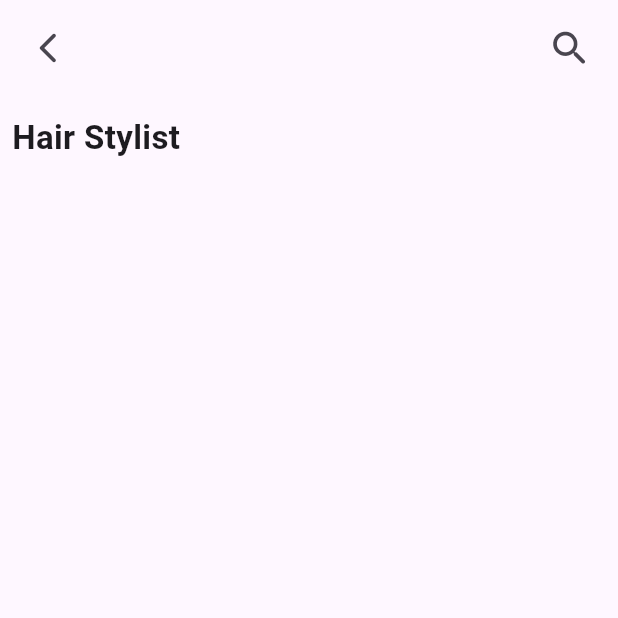
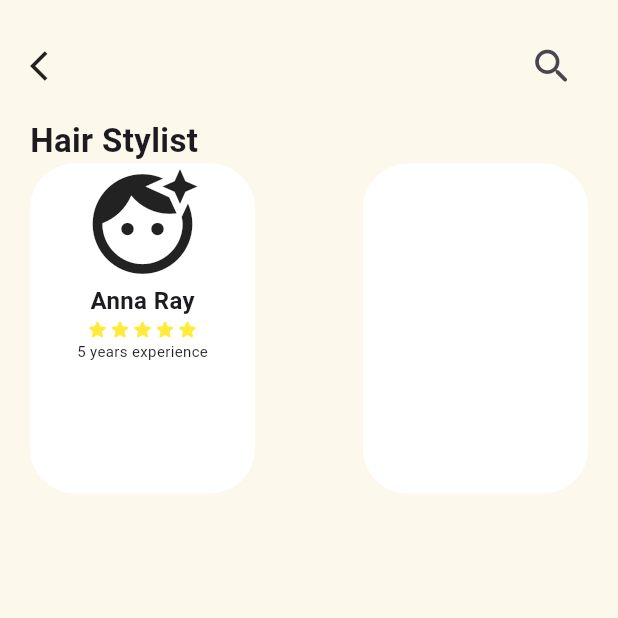
Before and after one commit to aprashkin/flutter_verstka, a Flutter app: the screen it shows after launch, on a phone screen of 412 x 824 dp, the top half of it. Run offline on Flutter 3.47's test engine with Material 3 defaults, Android fonts, the phone set to English and light mode, and no system bars.

Commit message:
myApp-1.0 (changes:containers with hair specialist in progress)

```diff
--- a/lib/main.dart
+++ b/lib/main.dart
@@ -13,26 +13,27 @@ class TryThree extends StatelessWidget {
         return MaterialApp(
           debugShowCheckedModeBanner: false,
           home: Scaffold(
+            backgroundColor: const Color.fromARGB(255, 252, 248, 235),
             body: SafeArea(
               child: Padding(
-                padding: const EdgeInsets.all(8.0),
+                padding: const EdgeInsets.all(20.0),
                 child: Column(
                   crossAxisAlignment: CrossAxisAlignment.start,
                   children: [
                     Row(
                     mainAxisAlignment: MainAxisAlignment.spaceBetween,
                     children: [
-                      IconButton(
-                        onPressed: () {},
-                        icon: Icon(Icons.arrow_back_ios_new_rounded),
+                      InkWell(
+                        onTap: () {},
+                        child: Icon(Icons.arrow_back_ios),
                       ),
                       IconButton(
                         onPressed: () {},
-                        icon: Icon(Icons.search_rounded, size: 30,),
+                        icon: const Icon(Icons.search_rounded, size: 30,),
                       ),
                     ],
                   ),
-                    const SizedBox(height: 20),
+                    const SizedBox(height: 10),
                     const Text(
                     'Hair Stylist',
                     style: TextStyle(
@@ -40,6 +41,75 @@ class TryThree extends StatelessWidget {
                       fontSize: 22,
                     ),
                   ),
+                    Row(
+                      mainAxisAlignment: MainAxisAlignment.spaceBetween,
+                      children: [
+                        Container(
+                          width: 150,
+                          height: 220,
+                          decoration: BoxDecoration(
+                            borderRadius: BorderRadius.circular(30),
+                            color: Colors.white
+                          ),
+                          child: const Column(
+                            children: [
+                              Icon(Icons.face_retouching_natural,
+                              size: 80,
+                              ),
+                              Text('Anna Ray',
+                                style: TextStyle(
+                                  fontSize: 16,
+                                  fontWeight: FontWeight.bold
+                                ),
+                              ),
+                              Row(
+                                mainAxisAlignment: MainAxisAlignment.center,
+                                children: [
+                                  Icon(Icons.star_rounded,
+                                  color: Colors.yellow,
+                                  size: 15),
+                                  Icon(Icons.star_rounded,
+                                    color: Colors.yellow,
+                                    size: 15),
+                                  Icon(Icons.star_rounded,
+                                    color: Colors.yellow,
+                                    size: 15),
+                                  Icon(Icons.star_rounded,
+                                    color: Colors.yellow,
+                                    size: 15),
+                                  Icon(Icons.star_rounded,
+                                    color: Colors.yellow,
+                                    size: 15),
+                                ],
+                              ),
+                              Text('5 years experience',
+                              style: TextStyle(
+                                fontSize: 10
+                                ),
+                              ),
+                              Row(
+                                 children: [
+                                  // IconButton(
+                                  //   onPressed: () {},
+                                  //   icon: Icon(Icons.search_rounded, size: 30
+                                  //   ),
+                                  // ),
+                                ],
+                              )
+                            ],
+                          ),
+                        ),
+                        Container(
+                          width: 150,
+                          height: 220,
+                          decoration: BoxDecoration(
+                            borderRadius: BorderRadius.circular(30),
+                            color: Colors.white
+                          ),
+
+                        ),
+                      ],
+                    ),
                   ],
                 ),
               ),
```
